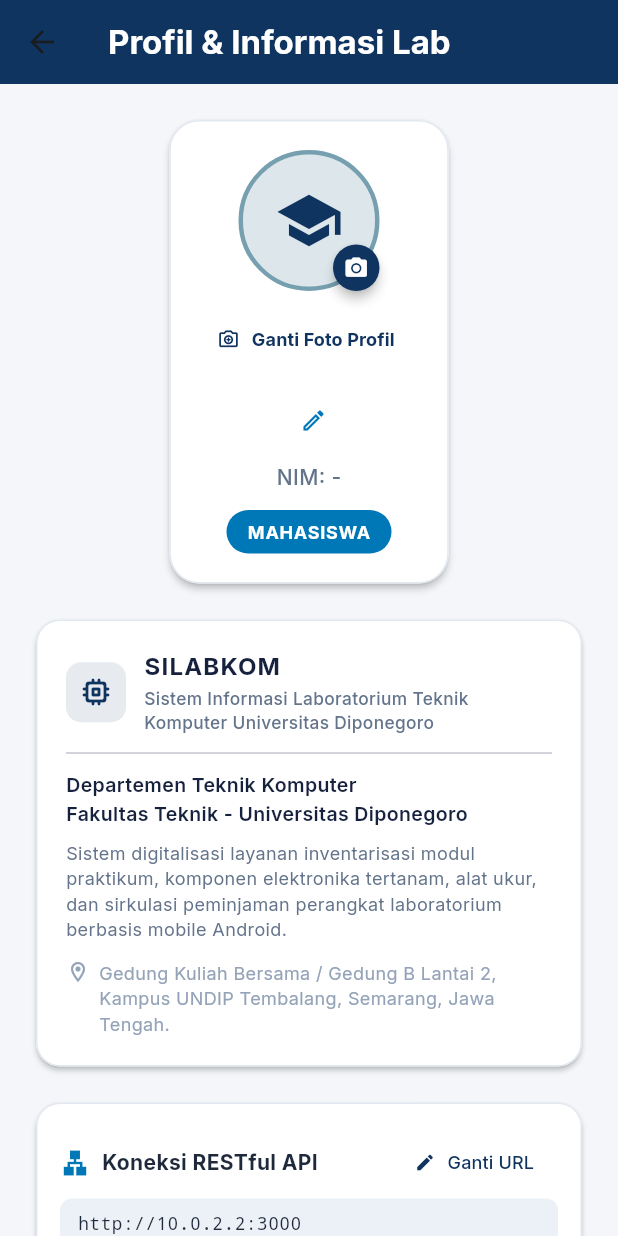
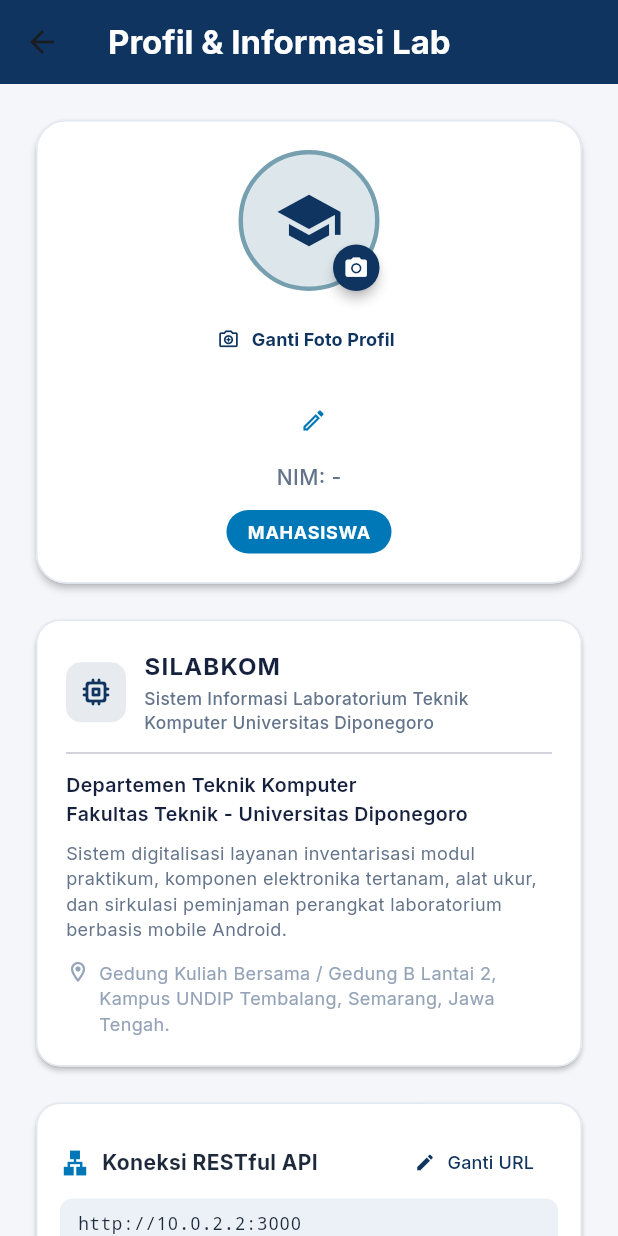
Before and after one commit to Mizrkat/SILABKOM, a Flutter app: the ProfileScreen screen opened directly, on a phone screen of 412 x 824 dp. Run offline on Flutter 3.47's test engine with Material 3 defaults, Android fonts, the phone set to English and light mode, and no system bars; our stand-ins replace google_fonts, image_picker, shared_preferences; accounts and stored records are empty; network calls fail.

Commit message:
fix(ui): buat ukuran card profil mahasiswa full-width tetap tidak menyusut saat nama pendek

```diff
--- a/frontend/lib/screens/profile/profile_screen.dart
+++ b/frontend/lib/screens/profile/profile_screen.dart
@@ -429,9 +429,12 @@ class _ProfileScreenState extends State<ProfileScreen> {
       body: SingleChildScrollView(
         padding: const EdgeInsets.all(20),
         child: Column(
+          crossAxisAlignment: CrossAxisAlignment.stretch,
           children: [
-            // User Card
-            Card(
+            // User Card (Lebar tetap konsisten dan tidak terpengaruh panjang nama)
+            SizedBox(
+              width: double.infinity,
+              child: Card(
                 elevation: 2,
                 shape: RoundedRectangleBorder(
                   borderRadius: BorderRadius.circular(20),
@@ -441,6 +444,7 @@ class _ProfileScreenState extends State<ProfileScreen> {
                 child: Padding(
                   padding: const EdgeInsets.all(20.0),
                   child: Column(
+                    crossAxisAlignment: CrossAxisAlignment.center,
                     children: [
                     _buildAvatarWidget(isAssistant),
                     const SizedBox(height: 8),
@@ -519,6 +523,7 @@ class _ProfileScreenState extends State<ProfileScreen> {
                       ),
                     ],
                   ],
+                ),
               ),
             ),
           ),
```
Lines whose indentation alone changed are shown as unchanged.
